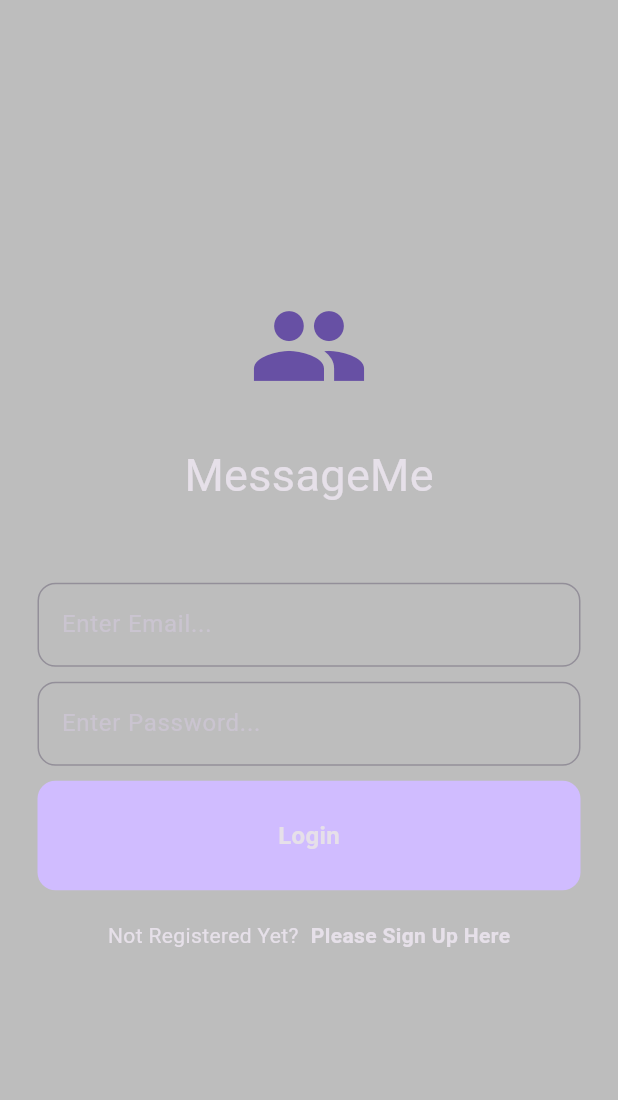
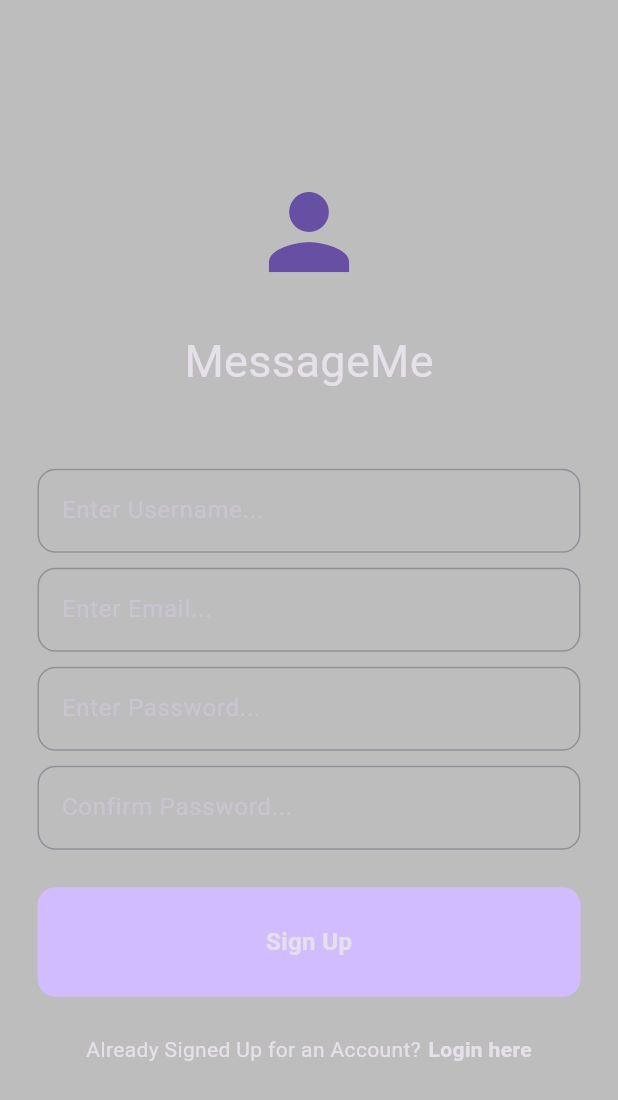
Before and after one commit to dwijvas/finalprojexct, a Flutter app: the screen it shows after launch, on a phone screen of 412 x 824 dp. Shown: the top 1100 px of the screen. Run offline on Flutter 3.47's test engine with Material 3 defaults, Android fonts, the phone set to English and light mode, and no system bars.

Commit message:
Signup UI created w/o firebase integration

```diff
--- a/lib/main.dart
+++ b/lib/main.dart
@@ -1,3 +1,4 @@
+import 'package:finalprojexct/screens/SignupScreen.dart';
 import 'package:flutter/material.dart';
 import 'screens/LoginScreen.dart';
 
@@ -15,7 +16,7 @@ class MyApp extends StatelessWidget {
       debugShowCheckedModeBanner: false,
       title: 'MessageMe',
       theme: ThemeData.dark(),
-      home: const LoginScreen(),
+      home: const SignupScreen(),
     );
   }
 }
--- a/lib/screens/LoginScreen.dart
+++ b/lib/screens/LoginScreen.dart
@@ -3,7 +3,8 @@ import 'package:finalprojexct/components/textfields.dart';
 import 'package:flutter/material.dart';
 
 class LoginScreen extends StatefulWidget {
-  const LoginScreen({super.key});
+  final Function()? onTap;
+  const LoginScreen({super.key, required this.onTap});
 
   @override
   State<LoginScreen> createState() => _LoginScreenState();
--- a/lib/screens/SignupScreen.dart
+++ b/lib/screens/SignupScreen.dart
@@ -0,0 +1,118 @@
+import 'package:finalprojexct/components/button.dart';
+import 'package:finalprojexct/components/textfields.dart';
+import 'package:flutter/material.dart';
+
+class SignupScreen extends StatefulWidget {
+  final Function()? onTap;
+  const SignupScreen({super.key, required this.onTap});
+
+  @override
+  State<SignupScreen> createState() => _SignupScreenState();
+}
+
+class _SignupScreenState extends State<SignupScreen> {
+  final TextEditingController userNameController = TextEditingController();
+  final TextEditingController emailController = TextEditingController();
+  final TextEditingController pwController = TextEditingController();
+  final TextEditingController confirmPwController = TextEditingController();
+  @override
+  Widget build(BuildContext context) {
+    return Scaffold(
+      backgroundColor: Colors.black26,
+      body: Center(
+        child: SingleChildScrollView(
+          child: Padding(
+            padding: const EdgeInsets.all(25.0),
+            child: Column(
+              mainAxisAlignment: MainAxisAlignment.center,
+              children: [
+                // logo
+                Icon(
+                  Icons.person,
+                  size: 80,
+                  color: Theme.of(context).colorScheme.inversePrimary,
+                ),
+
+                const SizedBox(height: 25),
+
+                // slogan
+                const Text(
+                  'MessageMe',
+                  style: TextStyle(
+                    fontSize: 30,
+                  ),
+                ),
+
+                const SizedBox(height: 50),
+
+                // userNameController textfield
+                MyTextField(
+                  controller: userNameController,
+                  hintText: "Enter Username...",
+                  obscureText: false,
+                ),
+
+                const SizedBox(height: 10),
+
+                // email textfield
+                MyTextField(
+                  controller: emailController,
+                  hintText: "Enter Email...",
+                  obscureText: false,
+                ),
+
+                const SizedBox(height: 10),
+
+                // password
+                MyTextField(
+                  controller: pwController,
+                  hintText: "Enter Password...",
+                  obscureText: true,
+                ),
+
+                const SizedBox(height: 10),
+
+                // confirm password
+                MyTextField(
+                  controller: confirmPwController,
+                  hintText: "Confirm Password...",
+                  obscureText: true,
+                ),
+
+                const SizedBox(height: 25),
+
+                // sign in button
+                MyButton(
+                  text: "Sign Up",
+                  onTap: (){},
+                ),
+
+                const SizedBox(height: 25),
+
+                // don't have an account? Register here
+                Row(
+                  mainAxisAlignment: MainAxisAlignment.center,
+                  children: [
+                    const Text(
+                      "Already Signed Up for an Account?",
+                    ),
+                    const SizedBox(width: 5),
+                    GestureDetector(
+                      onTap: (){},
+                      child: const Text(
+                        "Login here",
+                        style: TextStyle(
+                          fontWeight: FontWeight.bold,
+                        ),
+                      ),
+                    ),
+                  ],
+                )
+              ],
+            ),
+          ),
+        ),
+      ),
+    );
+  }
+}
```
